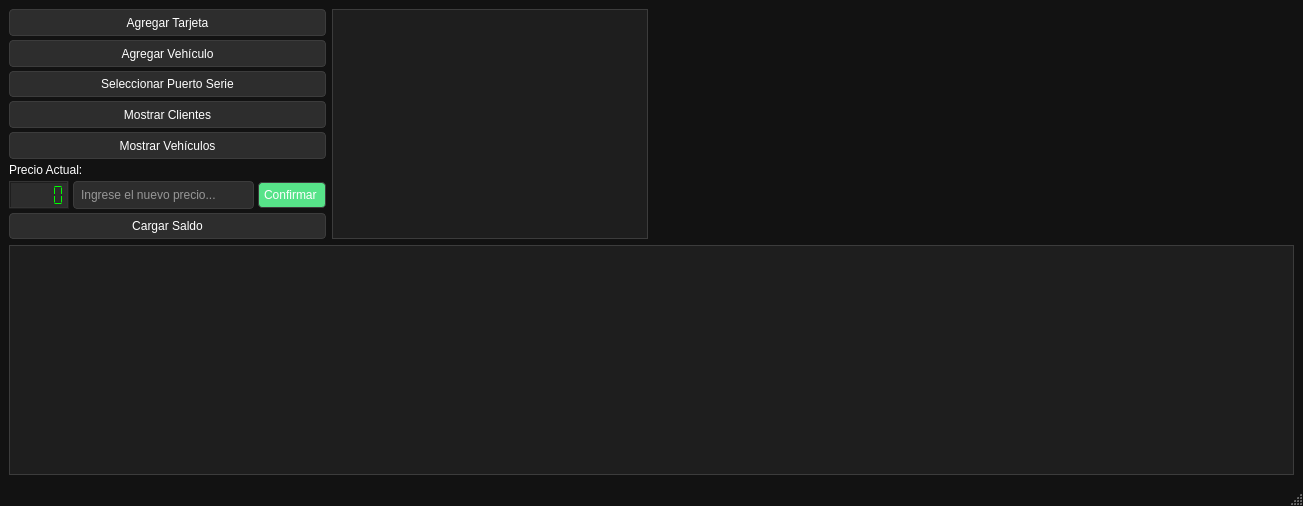
ffpp2003/SAPEIClient, file mainwindow.ui: the form before one commit.
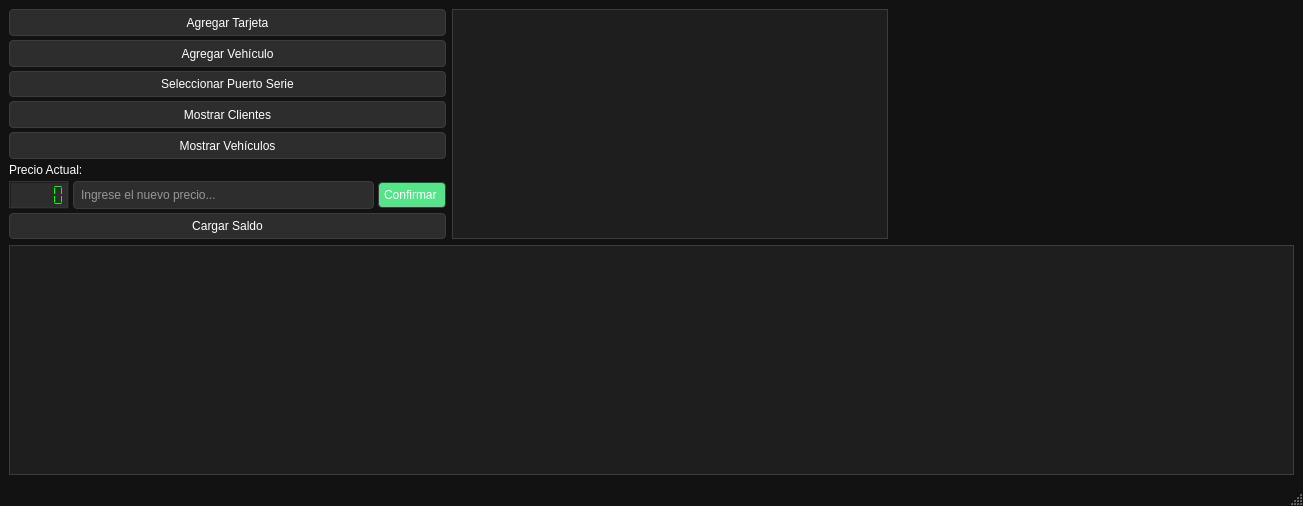
The form after the commit.

Commit message: cambio en tamaño de utnlogo

Diff of the .ui file:
```diff
--- a/mainwindow.ui
+++ b/mainwindow.ui
@@ -226,12 +226,24 @@
       </item>
       <item>
        <widget class="QLabel" name="utnLogo">
+        <property name="sizePolicy">
+         <sizepolicy hsizetype="MinimumExpanding" vsizetype="MinimumExpanding">
+          <horstretch>0</horstretch>
+          <verstretch>0</verstretch>
+         </sizepolicy>
+        </property>
         <property name="minimumSize">
          <size>
-          <width>640</width>
+          <width>0</width>
           <height>0</height>
          </size>
         </property>
+        <property name="maximumSize">
+         <size>
+          <width>400</width>
+          <height>400</height>
+         </size>
+        </property>
         <property name="toolTip">
          <string>Logo Animado</string>
         </property>
```
The commit also changes 1 other file.
